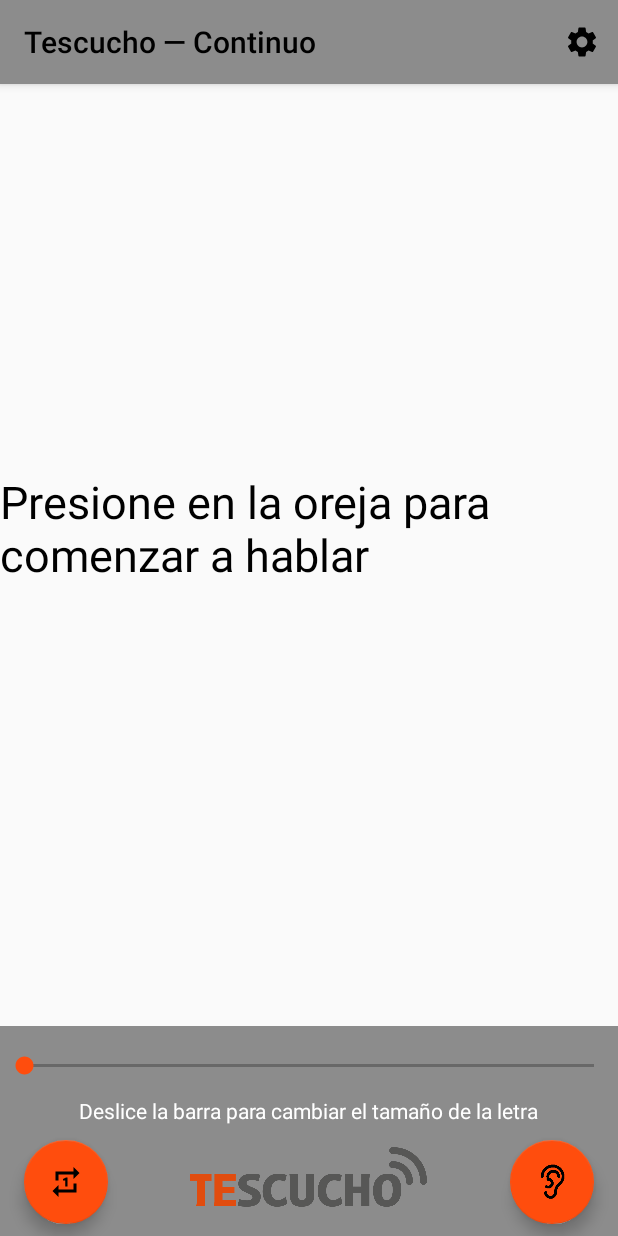
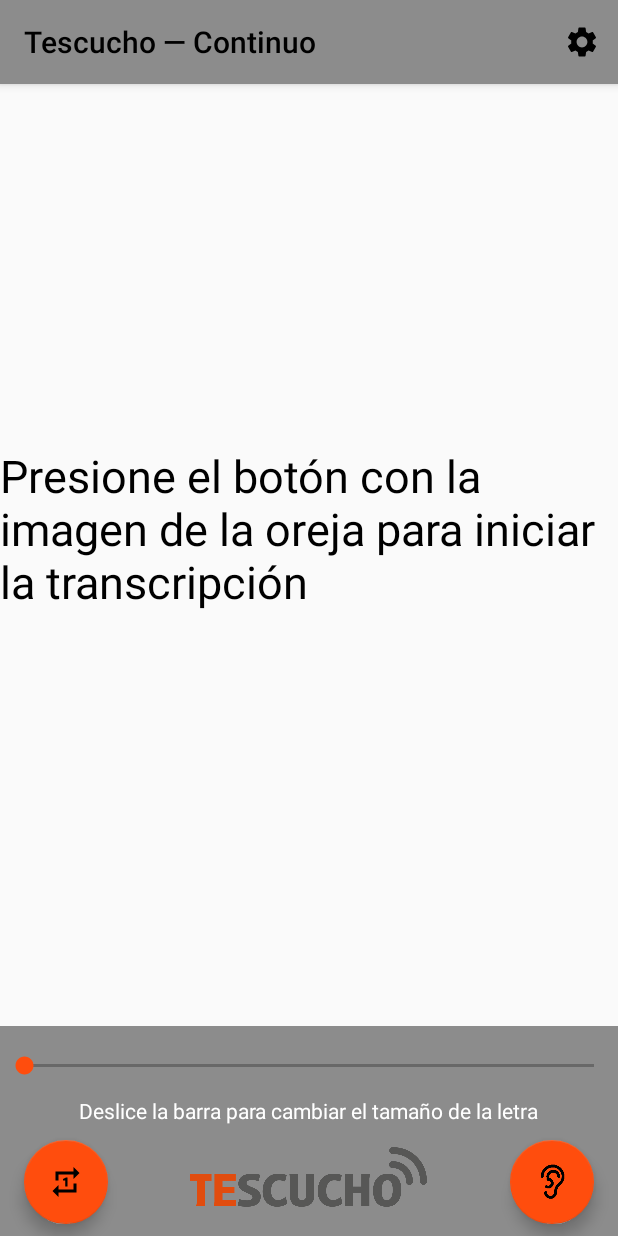
Before and after one commit to HeraclitoDeEfeso/Tescucho2.0, an Android app: the Clasico screen opened directly, with no data from a screen before it, after a tap on "Cambiar a modo continuo", on a phone screen of 412 x 824 dp. Run offline under Robolectric (Android 15) with nearby library versions, the phone set to English and light mode, and no system bars; libraries missing offline, so code that uses them is left out: hotchemi.android.rate, org.kaldi; 8 statements that could not run were skipped; 2 other taps on this screen came first.

Commit message:
Mejora el texto `presione en la oreja`

```diff
--- a/app/src/main/java/appinventor/ai_andres_piegari/TeEscuchoDCH6j/Clasico.java
+++ b/app/src/main/java/appinventor/ai_andres_piegari/TeEscuchoDCH6j/Clasico.java
@@ -127,7 +127,7 @@
 
         // Cargo texto principal
         resultView = findViewById(R.id.result_text2);
-        resultView.setText("Presione en la oreja para comenzar a hablar");
+        resultView.setText(R.string.ready);
 
         // Le asigno a la barra desplegable que modifique el tamaño del texto
         sB = findViewById(R.id.seekBar2);
--- a/app/src/main/res/values/strings.xml
+++ b/app/src/main/res/values/strings.xml
@@ -6,7 +6,7 @@
     <string name="recognize_microphone">Recognize Microphone</string>
     <string name="stop_microphone">Stop Microphone</string>
     <string name="preparing">Preparando sistema. Por favor espere. \n</string>
-    <string name="ready">Presione en la oreja para comenzar a hablar\n</string>
+    <string name="ready">Presione el botón con la imagen de la oreja para iniciar la transcripción\n</string>
     <string name="failed">El sistema ha fallado. Por favor reinicie la app.%s\n</string>
     <string name="elapsed">Result %s elapsed %d milliseconds\n</string>
     <string name="starting">Preparando sistema\n</string>
```
